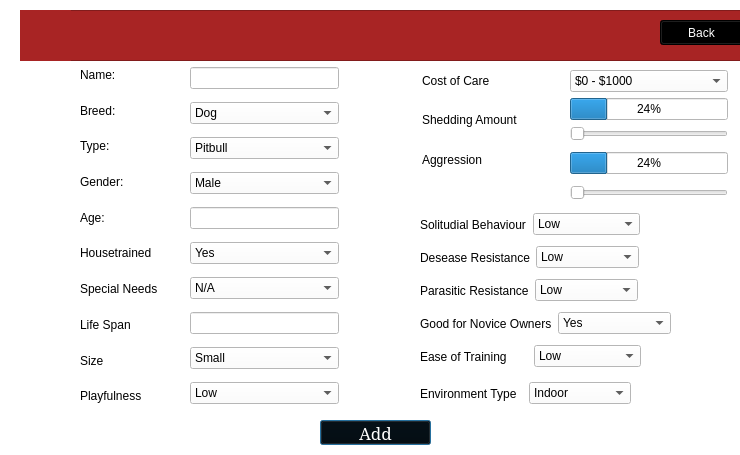
First picture: the form in addanimalview.ui, repository maliklewis/comp3004, before the edit.
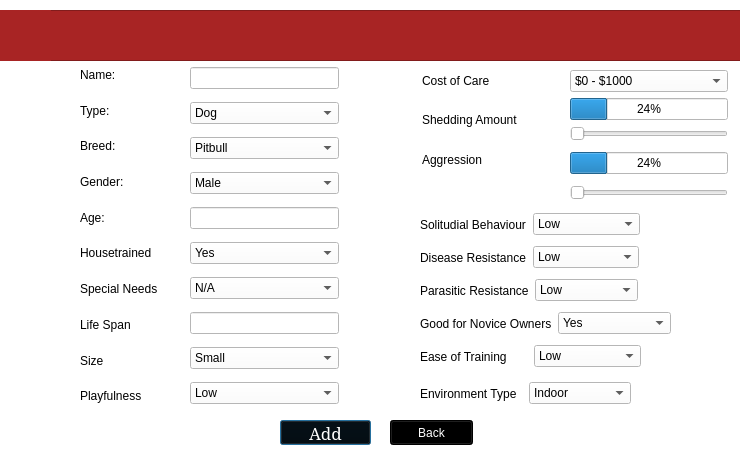
Second picture: the form after the edit. Icons and pictures are not drawn.

What changed in the file:
```diff
--- a/addanimalview.ui
+++ b/addanimalview.ui
@@ -19,9 +19,9 @@
   <widget class="QPushButton" name="animalAddButton">
    <property name="geometry">
     <rect>
-     <x>320</x>
+     <x>280</x>
      <y>420</y>
-     <width>111</width>
+     <width>91</width>
      <height>25</height>
     </rect>
    </property>
@@ -29,7 +29,7 @@
     <font>
      <family>Serif</family>
      <pointsize>13</pointsize>
-     <weight>9</weight>
+     <weight>50</weight>
      <italic>false</italic>
      <bold>false</bold>
     </font>
@@ -243,17 +243,17 @@
     <item>
      <widget class="QLabel" name="breedLabel">
       <property name="text">
-       <string>Breed:</string>
-      </property>
-     </widget>
-    </item>
-    <item>
-     <widget class="QLabel" name="typeLabel">
-      <property name="text">
        <string>Type:</string>
       </property>
      </widget>
     </item>
+    <item>
+     <widget class="QLabel" name="typeLabel">
+      <property name="text">
+       <string>Breed:</string>
+      </property>
+     </widget>
+    </item>
     <item>
      <widget class="QLabel" name="genderLabel">
       <property name="text">
@@ -308,9 +308,9 @@
   <widget class="QFrame" name="frame">
    <property name="geometry">
     <rect>
-     <x>20</x>
+     <x>0</x>
      <y>10</y>
-     <width>741</width>
+     <width>761</width>
      <height>51</height>
     </rect>
    </property>
@@ -345,27 +345,8 @@
      <bool>true</bool>
     </property>
    </widget>
-   <widget class="QPushButton" name="backButton">
-    <property name="geometry">
-     <rect>
-      <x>640</x>
-      <y>10</y>
-      <width>83</width>
-      <height>25</height>
-     </rect>
-    </property>
-    <property name="styleSheet">
-     <string notr="true">background-color: rgb(0, 0, 0);
-color: rgb(255, 255, 255);
-border-color: rgb(0, 0, 0);
-</string>
-    </property>
-    <property name="text">
-     <string>Back</string>
-    </property>
-   </widget>
   </widget>
-  <widget class="QWidget" name="">
+  <widget class="QWidget" name="layoutWidget">
    <property name="geometry">
     <rect>
      <x>420</x>
@@ -398,7 +379,7 @@
     </item>
    </layout>
   </widget>
-  <widget class="QWidget" name="">
+  <widget class="QWidget" name="layoutWidget">
    <property name="geometry">
     <rect>
      <x>420</x>
@@ -441,7 +422,7 @@
     </item>
    </layout>
   </widget>
-  <widget class="QWidget" name="">
+  <widget class="QWidget" name="layoutWidget">
    <property name="geometry">
     <rect>
      <x>420</x>
@@ -454,7 +435,7 @@
     <item>
      <widget class="QLabel" name="dResistanceLabel">
       <property name="text">
-       <string>Desease Resistance</string>
+       <string>Disease Resistance</string>
       </property>
      </widget>
     </item>
@@ -484,7 +465,7 @@
     </item>
    </layout>
   </widget>
-  <widget class="QWidget" name="">
+  <widget class="QWidget" name="layoutWidget">
    <property name="geometry">
     <rect>
      <x>420</x>
@@ -527,7 +508,7 @@
     </item>
    </layout>
   </widget>
-  <widget class="QWidget" name="">
+  <widget class="QWidget" name="layoutWidget">
    <property name="geometry">
     <rect>
      <x>420</x>
@@ -565,7 +546,7 @@
     </item>
    </layout>
   </widget>
-  <widget class="QWidget" name="">
+  <widget class="QWidget" name="layoutWidget">
    <property name="geometry">
     <rect>
      <x>420</x>
@@ -598,7 +579,7 @@
     </item>
    </layout>
   </widget>
-  <widget class="QWidget" name="">
+  <widget class="QWidget" name="layoutWidget">
    <property name="geometry">
     <rect>
      <x>422</x>
@@ -730,6 +711,25 @@
     </item>
    </layout>
   </widget>
+  <widget class="QPushButton" name="backButton">
+   <property name="geometry">
+    <rect>
+     <x>390</x>
+     <y>420</y>
+     <width>83</width>
+     <height>25</height>
+    </rect>
+   </property>
+   <property name="styleSheet">
+    <string notr="true">background-color: rgb(0, 0, 0);
+color: rgb(255, 255, 255);
+border-color: rgb(0, 0, 0);
+</string>
+   </property>
+   <property name="text">
+    <string>Back</string>
+   </property>
+  </widget>
  </widget>
  <resources/>
  <connections>
```
Left out of the diff: 2 changed lines with no effect on the pictures.
